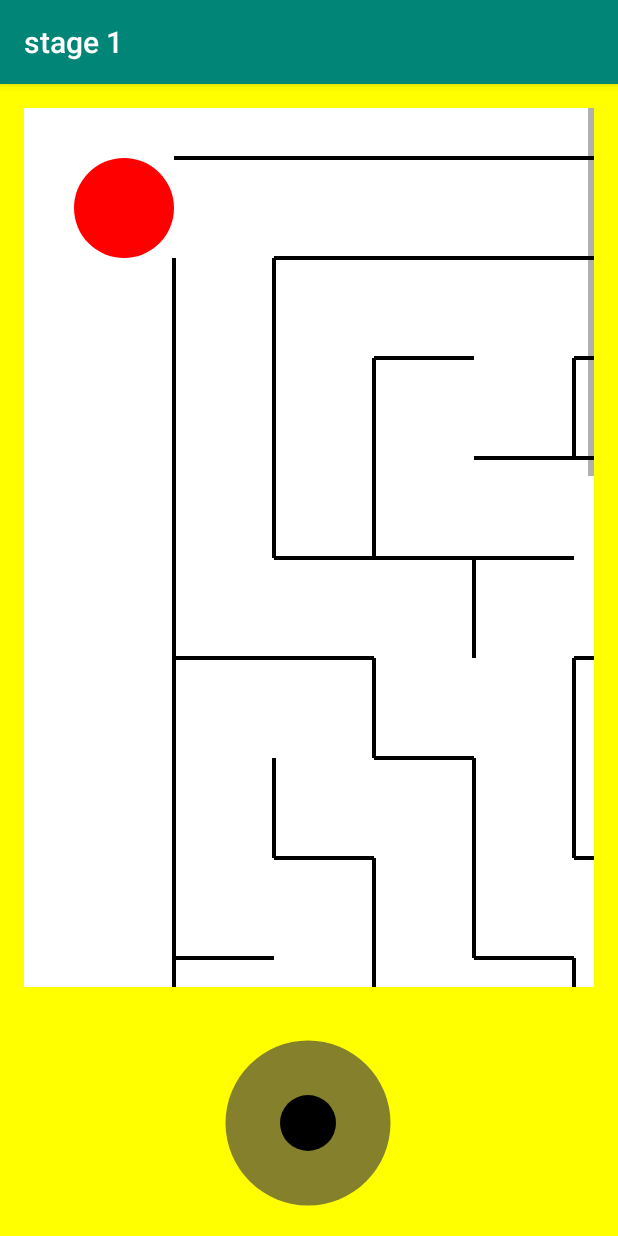
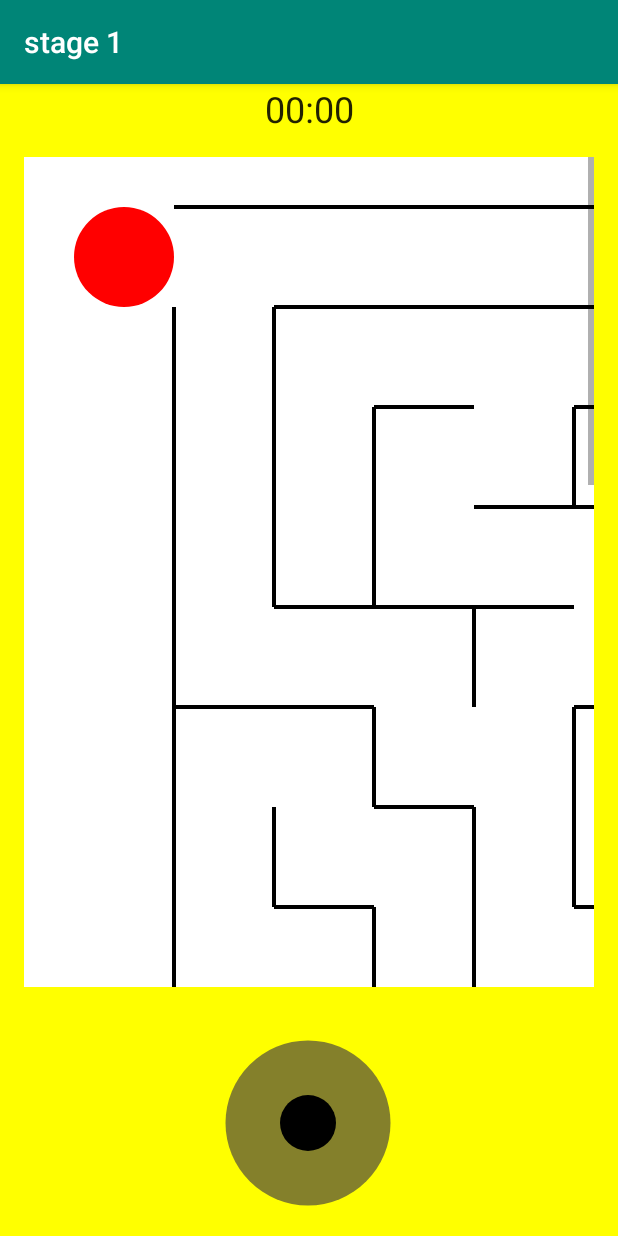
Before and after one commit to DEVELOPERfalcon/MazeGame, an Android app: the StageActivity screen opened directly, with no data from a screen before it, on a phone screen of 412 x 824 dp. Run offline under Robolectric (Android 15) with nearby library versions, the phone set to English and light mode, and no system bars.

Commit message:
stageActivity 타이머 작업

```diff
--- a/app/src/main/java/com/tagsoft/mazegame/StageActivity.java
+++ b/app/src/main/java/com/tagsoft/mazegame/StageActivity.java
@@ -1,12 +1,17 @@
 package com.tagsoft.mazegame;
 
+import android.app.AlertDialog;
+import android.content.DialogInterface;
 import android.content.Intent;
 import android.graphics.Color;
+import android.os.SystemClock;
 import android.support.v7.app.AppCompatActivity;
 import android.os.Bundle;
+import android.widget.Chronometer;
 import android.widget.HorizontalScrollView;
 import android.widget.RelativeLayout;
 import android.widget.ScrollView;
+import android.widget.Toast;
 
 public class StageActivity extends AppCompatActivity {
 
@@ -14,8 +19,15 @@ public class StageActivity extends AppCompatActivity {
 
     ScrollView verticalScroll;
     HorizontalScrollView horizontalScroll;
+    Chronometer timer;
     Board board;
     JoystickView joystick;
+
+    boolean startTimer = false;
+    boolean finish = false;
+
+    long startTime;
+    long endTime;
 
     @Override
     protected void onCreate(Bundle savedInstanceState) {
@@ -27,6 +39,7 @@ public class StageActivity extends AppCompatActivity {
 
         getSupportActionBar().setTitle("stage "+stage);
 
+        timer = findViewById(R.id.chronometer);
         verticalScroll = findViewById(R.id.vertical_scroll);
         verticalScroll.setSmoothScrollingEnabled(true);
         horizontalScroll = findViewById(R.id.horizontal_scroll);
@@ -41,6 +54,7 @@ public class StageActivity extends AppCompatActivity {
     JoystickView.OnMoveListener moveListener = new JoystickView.OnMoveListener() {
         @Override
         public void onMove(int angle, int strength) {
+            if(finish) return;
             if (strength > 80) {
                 if (angle <= 45 || angle > 315) {
                     board.movePlayer(Board.Direction.RIGHT);
@@ -68,10 +82,48 @@ public class StageActivity extends AppCompatActivity {
                 }
             }
 
+            if(startTimer==false && board.player.getColumn()==1 && board.player.getRow()==0){
+                timerOn();
+            }
+
             verticalScroll.scrollTo((board.player.getColumn() - 5) * 100, (board.player.getRow() - 5) * 100);
             horizontalScroll.scrollTo((board.player.getColumn() - 5) * 100, (board.player.getRow() - 5) * 100);
 
+            checkExit();
+
             return;
+        }
+    };
+
+    public void timerOn(){
+       startTimer = true;
+       timer.setBase(SystemClock.elapsedRealtime());
+       timer.start();
+       startTime = SystemClock.elapsedRealtime();
+    }
+
+    private void checkExit(){
+        if(board.player == board.exit){
+            finish = true;
+            timer.stop();
+//            endTime = SystemClock.elapsedRealtime();
+//            long time = endTime - startTime;
+            String time = timer.getText().toString();
+            //Toast.makeText(this, "시간:"+time, Toast.LENGTH_SHORT).show();
+            //다이얼로그
+            AlertDialog.Builder builder = new AlertDialog.Builder(this);
+            builder.setMessage(time);
+            builder.setPositiveButton("확인", dialogOnClickListener);
+            AlertDialog dialog = builder.create();
+            dialog.setCancelable(false);
+            dialog.setCanceledOnTouchOutside(false);
+            dialog.show();
+        }
+    }
+
+    DialogInterface.OnClickListener dialogOnClickListener = new DialogInterface.OnClickListener() {
+        @Override
+        public void onClick(DialogInterface dialogInterface, int i) {
 
         }
     };
--- a/app/src/main/res/layout/activity_stage.xml
+++ b/app/src/main/res/layout/activity_stage.xml
@@ -8,22 +8,27 @@
     android:id="@+id/root_layout"
     tools:context=".StageActivity">
 
+    <Chronometer
+        android:id="@+id/chronometer"
+        android:layout_width="match_parent"
+        android:layout_height="wrap_content"
+        android:layout_alignParentTop="true"
+        android:gravity="center_horizontal"
+        android:textSize="24sp"
+        android:layout_centerHorizontal="true"/>
+
     <ScrollView
         android:id="@+id/vertical_scroll"
         android:layout_width="match_parent"
         android:layout_height="match_parent"
-        android:layout_alignParentTop="true"
+        android:layout_below="@id/chronometer"
         android:layout_above="@id/joystick"
         android:layout_margin="16dp">
         <HorizontalScrollView
             android:id="@+id/horizontal_scroll"
             android:layout_width="match_parent"
             android:layout_height="match_parent">
-<!--            <com.tagsoft.mazegame.Board-->
-<!--                android:id="@+id/board"-->
-<!--                android:layout_width="match_parent"-->
-<!--                android:layout_height="match_parent">-->
-<!--            </com.tagsoft.mazegame.Board>-->
+
         </HorizontalScrollView>
     </ScrollView>
 
```
Also changed, not shown: app/src/main/java/com/tagsoft/mazegame/Board.java (+6 -6 lines).
